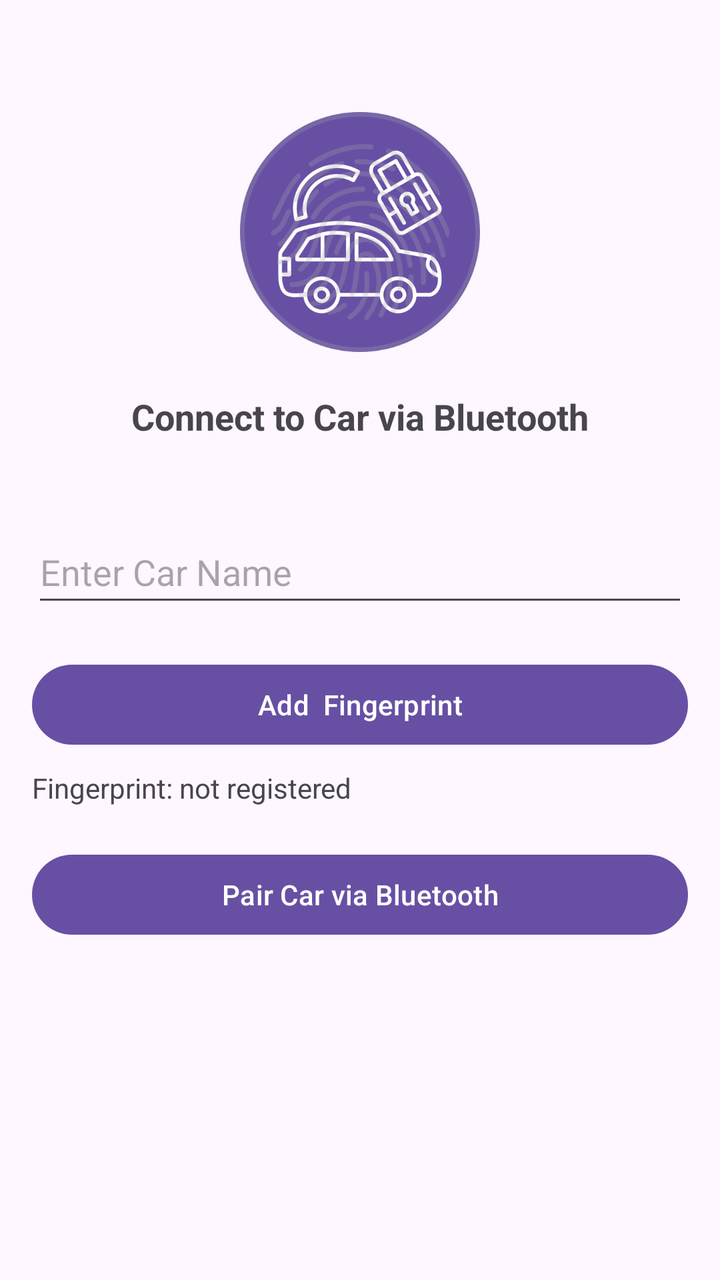
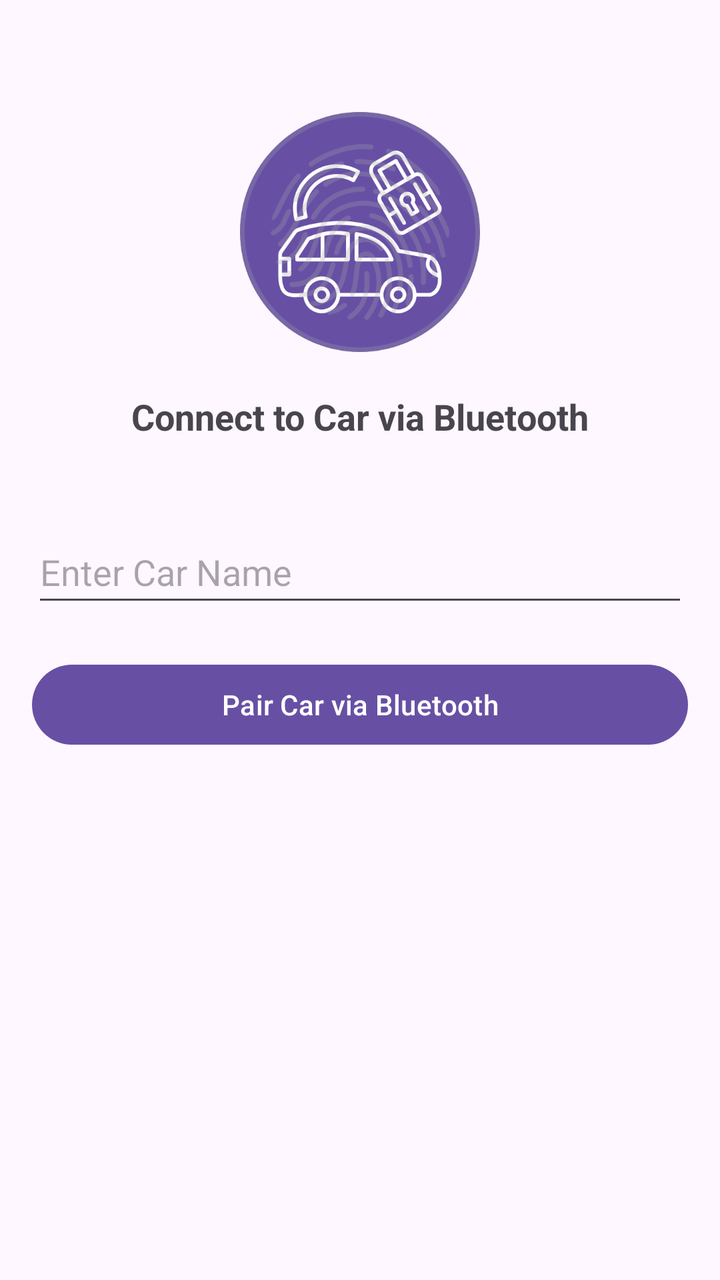

Compare the two renders of this Android layout. The source of the first and the diff that turns it into the second are given below.
<!-- AndroidManifest.xml: application theme Theme.VehicleSecuritySystem -->
<!-- res/layout/activity_add_vehicle.xml -->
<?xml version="1.0" encoding="utf-8"?>
<LinearLayout
    xmlns:android="http://schemas.android.com/apk/res/android"
    android:layout_width="match_parent"
    android:layout_height="match_parent"
    android:orientation="vertical"
    android:padding="16dp">

    <ImageView
        android:id="@+id/logoImage"
        android:layout_width="120dp"
        android:layout_height="120dp"
        android:layout_marginTop="40dp"
        android:src="@drawable/logo"
        android:layout_gravity="center"
        android:contentDescription="@string/app_logo_description"/>

    <TextView
        android:layout_width="wrap_content"
        android:layout_height="wrap_content"
        android:layout_marginTop="20dp"
        android:text="Connect to Car via Bluetooth"
        android:textSize="18sp"
        android:textStyle="bold"
        android:layout_gravity="center_horizontal"
        android:paddingBottom="20dp"/>

    <EditText
        android:id="@+id/etCarName"
        android:layout_width="match_parent"
        android:layout_height="wrap_content"
        android:layout_marginTop="20dp"
        android:hint="Enter Car Name"
        android:minHeight="48dp" />
    <Button
        android:id="@+id/btnRegisterFingerprint"
        android:layout_width="match_parent"
        android:layout_height="wrap_content"
        android:text="Add  Fingerprint"
        android:textAllCaps="false"
        android:layout_marginTop="20dp"/>
    <TextView
        android:id="@+id/tvFingerprintStatus"
        android:layout_width="wrap_content"
        android:layout_height="wrap_content"
        android:text="Fingerprint: not registered"
        android:layout_marginTop="8dp" />

    <Button
        android:id="@+id/btnPairCar"
        android:layout_width="match_parent"
        android:layout_height="wrap_content"
        android:text="Pair Car via Bluetooth"
        android:textAllCaps="false"
        android:layout_marginTop="20dp"/>
</LinearLayout>
<!-- resources referenced by this layout -->
<resources>
  <!-- drawable logo: png bitmap (drawable, 86422 bytes) -->
  <string name="app_logo_description">App Logo</string>
  <style name="Theme.VehicleSecuritySystem" parent="Base.Theme.VehicleSecuritySystem" />
  <style name="Base.Theme.VehicleSecuritySystem" parent="Theme.Material3.DayNight.NoActionBar">
          
          
      </style>
</resources>

<!-- the commit's change to res/layout/activity_add_vehicle.xml (unified diff, before → after) -->
@@ -32,19 +32,8 @@
         android:layout_marginTop="20dp"
         android:hint="Enter Car Name"
         android:minHeight="48dp" />
-    <Button
-        android:id="@+id/btnRegisterFingerprint"
-        android:layout_width="match_parent"
-        android:layout_height="wrap_content"
-        android:text="Add  Fingerprint"
-        android:textAllCaps="false"
-        android:layout_marginTop="20dp"/>
-    <TextView
-        android:id="@+id/tvFingerprintStatus"
-        android:layout_width="wrap_content"
-        android:layout_height="wrap_content"
-        android:text="Fingerprint: not registered"
-        android:layout_marginTop="8dp" />
+    
+
 
     <Button
         android:id="@+id/btnPairCar"
